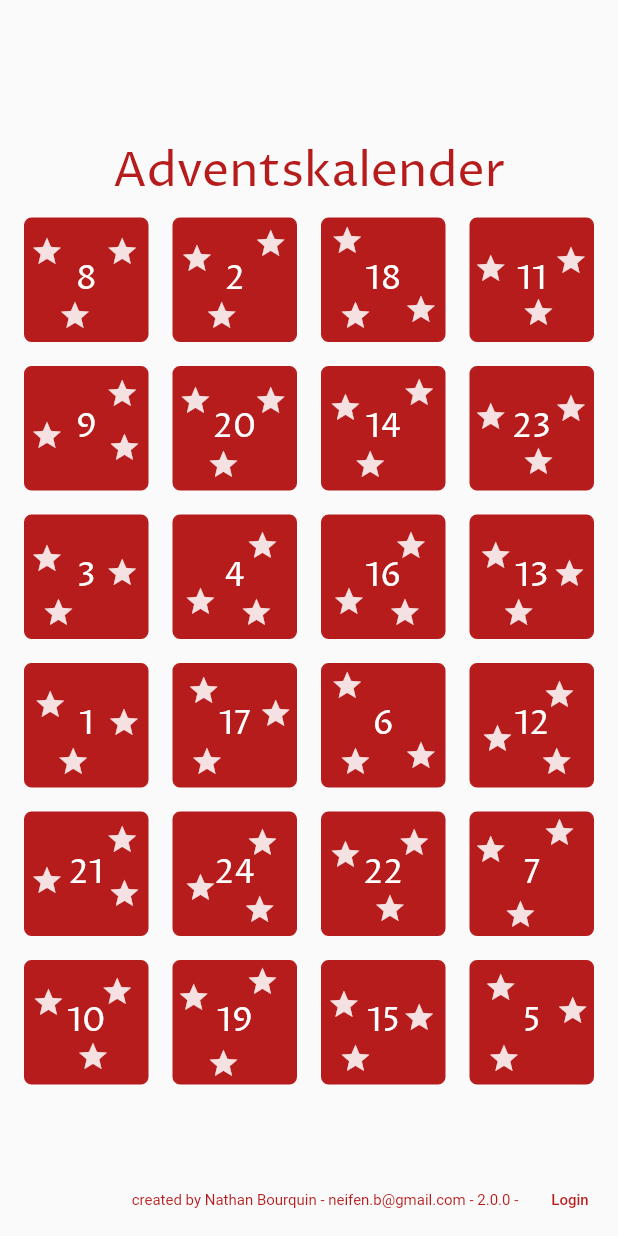
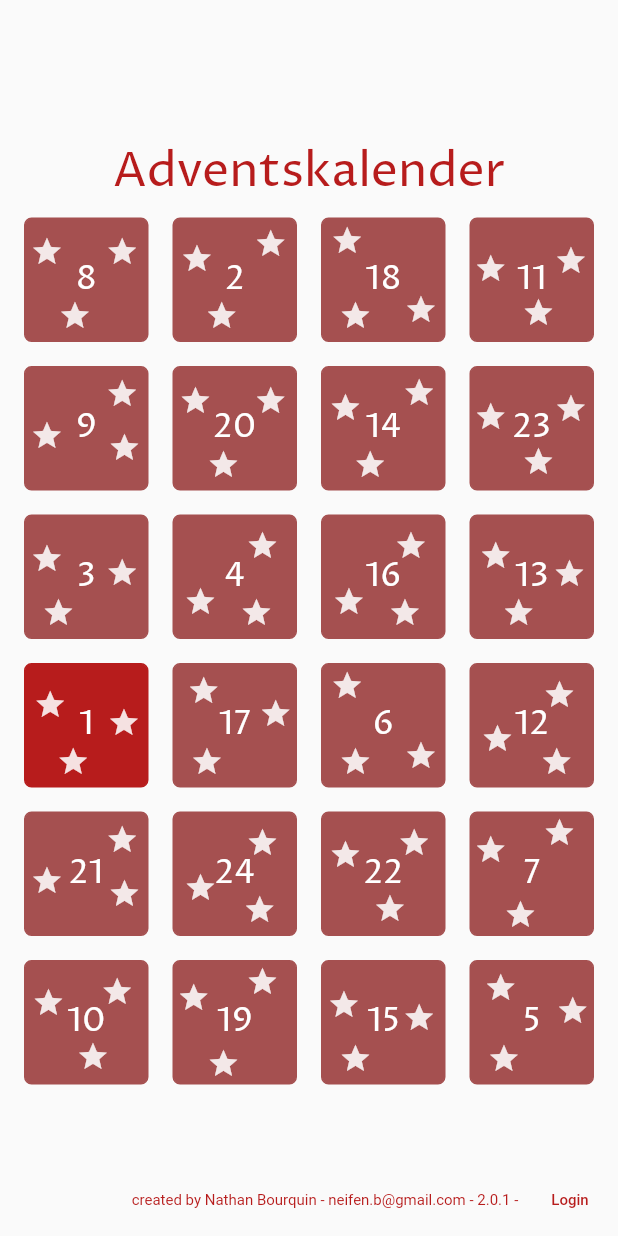
Before and after one commit to Neifen/SalvyCalendar, a Flutter app: the screen it shows after launch, on a phone screen of 412 x 824 dp. Run offline on Flutter 3.47's test engine with Material 2 defaults, Android fonts, the phone set to English and light mode, and no system bars; our stand-ins replace carousel_slider, cloud_firestore, file_picker, firebase_auth, firebase_core, firebase_storage and 4 more; missing offline and left inert: dart:html; accounts and stored records are empty.

Commit message:
other commit

```diff
--- a/lib/data/repo/photo_repo.dart
+++ b/lib/data/repo/photo_repo.dart
@@ -1,14 +1,17 @@
+import 'dart:math';
 import 'dart:typed_data';
 
 import 'package:file_picker/file_picker.dart';
 import 'package:firebase_storage/firebase_storage.dart';
+import 'package:flutter/cupertino.dart';
 
 class PhotoRepo {
   static Future<String> uploadPhoto(String corp, PlatformFile file) {
     if (file.bytes == null) {
       throw StateError('You can not upload an empty photo');
     }
-    return FirebaseStorage.instance.ref().child(corp).child(file.name).putData(file.bytes!).then((p0) {
+    var uid = UniqueKey().toString();
+    return FirebaseStorage.instance.ref().child(corp).child(uid + file.name).putData(file.bytes!).then((p0) {
       return p0.ref.getDownloadURL();
     });
   }
--- a/lib/main.dart
+++ b/lib/main.dart
@@ -1,3 +1,5 @@
+import 'dart:ui';
+
 import 'package:flutter/material.dart';
 import 'package:salvy_calendar/services/route_serivce.dart';
 
--- a/lib/util/day_util.dart
+++ b/lib/util/day_util.dart
@@ -3,6 +3,7 @@ import 'package:salvy_calendar/models/day_model.dart';
 import 'package:salvy_calendar/util/style.dart';
 
 class DayUtil {
+  static final _year = 2021;
   static DateTime? _today;
 
   static _init() {
@@ -13,18 +14,18 @@ class DayUtil {
   }
 
   static fakeIt(int day) {
-    _today = DateTime(2020, 12, day);
+    _today = DateTime(_year, 12, day);
   }
 
   static bool isDayToday(DayModel day) {
     _init();
-    DateTime dateDay = DateTime(2020, 12, day.day);
+    DateTime dateDay = DateTime(_year, 12, day.day);
     return dateDay.isAtSameMomentAs(_today!);
   }
 
   static bool isDayAvailable(DayModel day) {
     _init();
-    DateTime dateDay = DateTime(2020, 12, day.day);
+    DateTime dateDay = DateTime(_year, 12, day.day);
     return dateDay.isBefore(_today!) || dateDay.isAtSameMomentAs(_today!);
   }
 
--- a/lib/util/web_version_info.dart
+++ b/lib/util/web_version_info.dart
@@ -1,6 +1,6 @@
 class WebVersionInfo {
   static const bool showVersion = true;
-  static const String name = '2.0.0';
+  static const String name = '2.0.1';
 
   static String getVersionNr() {
     //could be async in future if package_info allows web tow ork
```
Also changed, not shown: lib/util/style.dart (+3 -6 lines).
